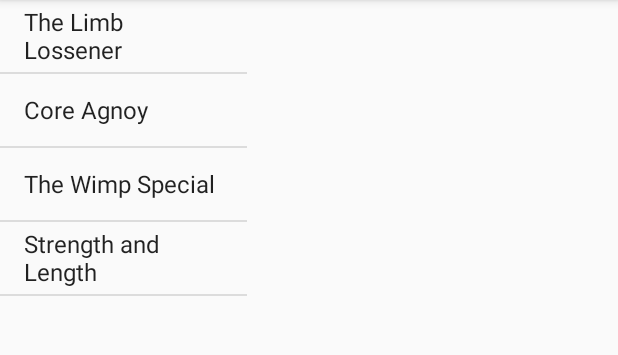
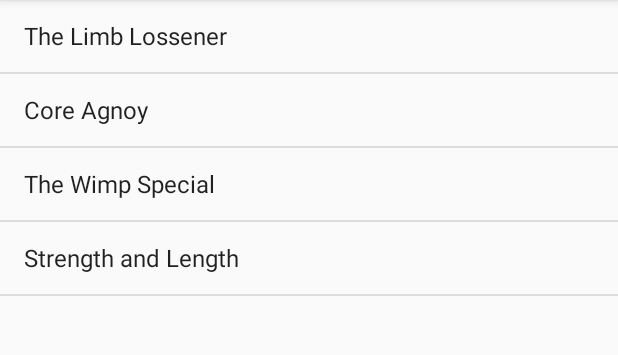
Before and after one commit to gitqmo/self_android_test, an Android app: the screen it shows after launch (MainActivity), on a phone screen of 412 x 824 dp, the part 84-439 px from its top. Run offline under Robolectric (Android 15) with nearby library versions, the phone set to English and light mode, and no system bars.

Commit message:
Ch7 Workout Example
已完成根據手機、平板不同大小尺寸的設定,其中大尺寸模擬器推薦使用【Nexus p API 23 Android
6.0(此size是xlarge)】。

```diff
--- a/Workout/app/src/main/AndroidManifest.xml
+++ b/Workout/app/src/main/AndroidManifest.xml
@@ -15,6 +15,7 @@
                 <category android:name="android.intent.category.LAUNCHER" />
             </intent-filter>
         </activity>
+        <activity android:name=".DetailActivity"></activity>
     </application>
 
 </manifest>
--- /dev/null
+++ b/Workout/app/src/main/res/layout-large/activity_main.xml
@@ -0,0 +1,24 @@
+<?xml version="1.0" encoding="utf-8"?>
+<LinearLayout xmlns:android="http://schemas.android.com/apk/res/android"
+    xmlns:tools="http://schemas.android.com/tools"
+    android:layout_width="match_parent"
+    android:layout_height="match_parent"
+    android:orientation="horizontal"
+    tools:context="tw.com.taipower.workout.MainActivity">
+
+    <fragment
+        class="tw.com.taipower.workout.WorkoutListFragment"
+        android:id="@+id/list_fragment"
+        android:layout_width="0dp"
+        android:layout_weight="2"
+        android:layout_height="match_parent"/>
+
+    <!-- 使用【FrameLayout】而不使用【fragment】是因為我們要透過程式化方式，把fragment增加到FrameLayout-->
+    <FrameLayout
+        android:id="@+id/fragment_container"
+        android:layout_width="0dp"
+        android:layout_weight="3"
+        android:layout_height="match_parent">
+
+    </FrameLayout>
+</LinearLayout>
--- a/Workout/app/src/main/res/layout/activity_main.xml
+++ b/Workout/app/src/main/res/layout/activity_main.xml
@@ -9,10 +9,10 @@
     <fragment
         class="tw.com.taipower.workout.WorkoutListFragment"
         android:id="@+id/list_fragment"
-        android:layout_width="0dp"
-        android:layout_weight="2"
+        android:layout_width="match_parent"
         android:layout_height="match_parent"/>
 
+    <!-- 此法為固定嵌入fragment方法-->
     <!--<fragment-->
         <!--class="tw.com.taipower.workout.WorkoutDetailFragment"-->
         <!--android:id="@+id/detail_fragment"-->
@@ -22,12 +22,12 @@
         <!--tools:layout="@layout/fragment_workout_detail"-->
         <!--/>-->
 
+    <!-- 小手機螢幕只須顯示Menu清單，不須顯示detail細項 -->
     <!-- 使用【FrameLayout】而不使用【fragment】是因為我們要透過程式化方式，把fragment增加到FrameLayout-->
-    <FrameLayout
-        android:id="@+id/fragment_container"
-        android:layout_width="0dp"
-        android:layout_weight="3"
-        android:layout_height="match_parent">
-
-    </FrameLayout>
+    <!--<FrameLayout-->
+        <!--android:id="@+id/fragment_container"-->
+        <!--android:layout_width="0dp"-->
+        <!--android:layout_weight="3"-->
+        <!--android:layout_height="match_parent">-->
+    <!--</FrameLayout>-->
 </LinearLayout>
```
Also changed, not shown: Workout/app/src/main/java/tw/com/taipower/workout/DetailActivity.java (added, +22 -0 lines), Workout/app/src/main/java/tw/com/taipower/workout/WorkoutDetailFragment.java (+9 -0 lines), Workout/app/src/main/res/layout/activity_detail.xml (added, +21 -0 lines).
